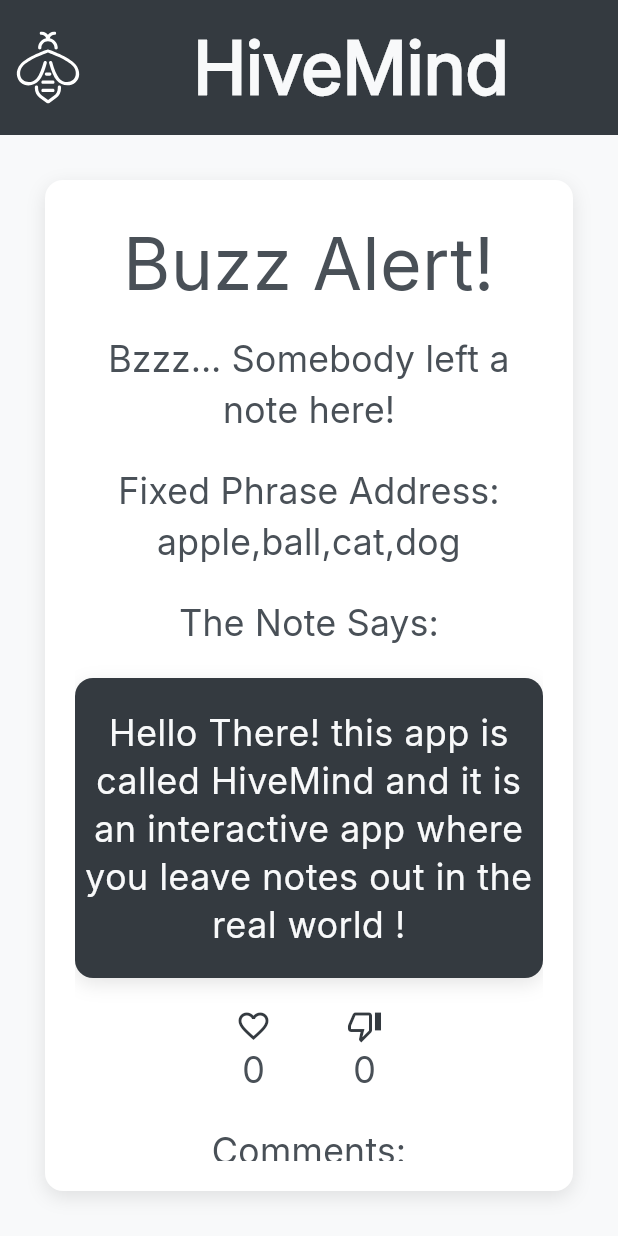
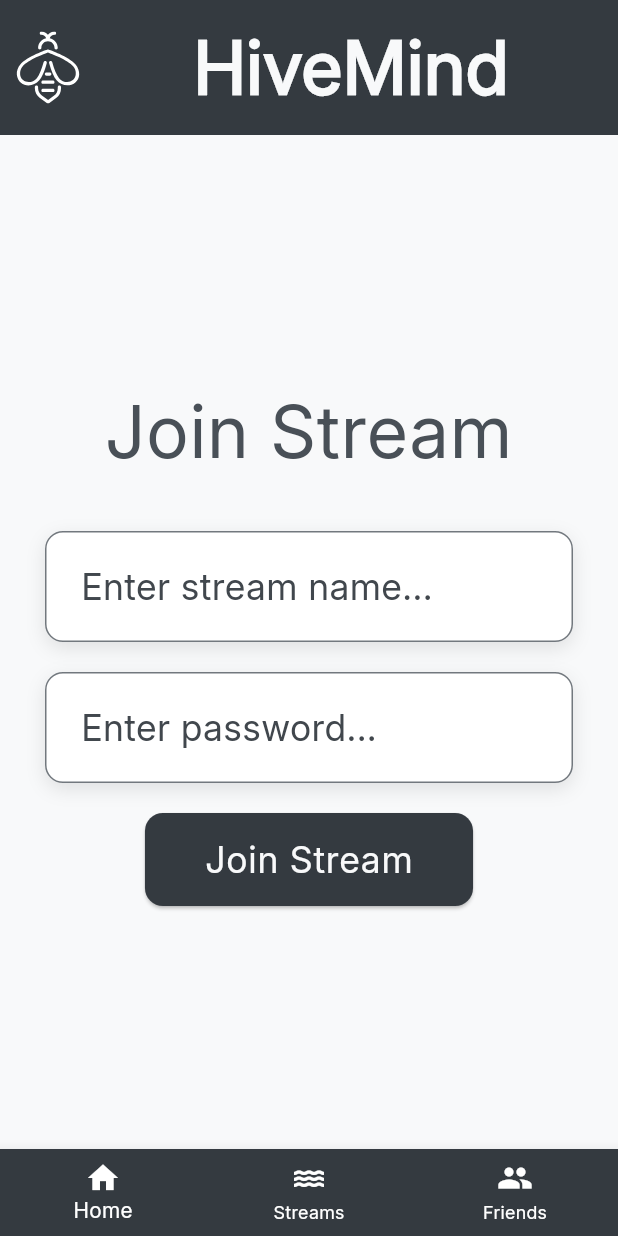
Before and after one commit to lepton23/stacshack25, a Flutter app: the screen it shows after launch, on a phone screen of 412 x 824 dp. Run offline on Flutter 3.47's test engine with Material 3 defaults, Android fonts, the phone set to English and light mode, and no system bars; our stand-ins replace flutter_svg, geolocator; missing offline and left inert: what3words.

Commit message:
all screens should be done now!!!!

```diff
--- a/hivemind_beta/lib/main.dart
+++ b/hivemind_beta/lib/main.dart
@@ -1,6 +1,12 @@
 import 'package:flutter/material.dart';
 import 'views/widgets/top_bar.dart';
 import 'views/widgets/buzz_alert.dart';
+import 'views/widgets/bottom_bar.dart';
+import 'views/screens/home.dart';
+import 'views/screens/friends.dart';
+import 'views/screens/friend_request_sent.dart';
+import 'views/screens/stream_joined.dart';
+import 'views/screens/stream.dart';
 // Define color constants
 const lightColor = Color(0xFFF8F9FA);
 const darkColor = Color(0xFF343A40);
@@ -56,9 +62,10 @@ class _MyHomePageState extends State<MyHomePage> {
       body: Container(
         color: Theme.of(context).colorScheme.background,
         child: const Center(
-          child: BuzzAlert(note: 'Hello There! this app is called HiveMind and it is an interactive app where you leave notes out in the real world !', likes: 0, comments: ['comment1', 'comment2', 'comment3'], dislikes: 0, fixedPhraseAddress: 'apple,ball,cat,dog'),
+          child: StreamPage(),
         ),
       ),
+      bottomNavigationBar: BottomBar(),
     );
   }
 }
--- /dev/null
+++ b/hivemind_beta/lib/views/screens/stream.dart
@@ -0,0 +1,110 @@
+import 'package:flutter/material.dart';
+
+class StreamPage extends StatefulWidget {
+  const StreamPage({super.key});
+
+  @override
+  State<StreamPage> createState() => _StreamPageState();
+}
+
+class _StreamPageState extends State<StreamPage> {
+  final TextEditingController _streamNameController = TextEditingController();
+  final TextEditingController _passwordController = TextEditingController();
+
+  @override
+  void dispose() {
+    _streamNameController.dispose();
+    _passwordController.dispose();
+    super.dispose();
+  }
+
+  @override
+  Widget build(BuildContext context) {
+    return Scaffold(
+      body: Container(
+        color: Theme.of(context).colorScheme.background,
+        padding: const EdgeInsets.all(30),
+        child: Column(
+          mainAxisAlignment: MainAxisAlignment.center,
+          children: [
+            Text(
+              'Join Stream',
+              style: Theme.of(context).textTheme.bodyLarge,
+              textAlign: TextAlign.center,
+            ),
+            const SizedBox(height: 30),
+            Container(
+              decoration: BoxDecoration(
+                color: Theme.of(context).colorScheme.surface,
+                borderRadius: BorderRadius.circular(12),
+                boxShadow: [
+                  BoxShadow(
+                    color: Colors.black.withOpacity(0.1),
+                    spreadRadius: 0,
+                    blurRadius: 10,
+                    offset: const Offset(0, 4),
+                  ),
+                ],
+              ),
+              child: TextField(
+                controller: _streamNameController,
+                decoration: InputDecoration(
+                  hintText: 'Enter stream name...',
+                  border: OutlineInputBorder(
+                    borderRadius: BorderRadius.circular(12),
+                  ),
+                  contentPadding: const EdgeInsets.all(20),
+                ),
+                style: Theme.of(context).textTheme.bodyMedium,
+              ),
+            ),
+            const SizedBox(height: 20),
+            Container(
+              decoration: BoxDecoration(
+                color: Theme.of(context).colorScheme.surface,
+                borderRadius: BorderRadius.circular(12),
+                boxShadow: [
+                  BoxShadow(
+                    color: Colors.black.withOpacity(0.1),
+                    spreadRadius: 0,
+                    blurRadius: 10,
+                    offset: const Offset(0, 4),
+                  ),
+                ],
+              ),
+              child: TextField(
+                controller: _passwordController,
+                obscureText: true,
+                decoration: InputDecoration(
+                  hintText: 'Enter password...',
+                  border: OutlineInputBorder(
+                    borderRadius: BorderRadius.circular(12),
+                  ),
+                  contentPadding: const EdgeInsets.all(20),
+                ),
+                style: Theme.of(context).textTheme.bodyMedium,
+              ),
+            ),
+            const SizedBox(height: 20),
+            ElevatedButton(
+              onPressed: () {
+                // TODO: Implement stream joining
+              },
+              style: ElevatedButton.styleFrom(
+                backgroundColor: Theme.of(context).colorScheme.primary,
+                padding: const EdgeInsets.symmetric(horizontal: 40, vertical: 15),
+                shape: RoundedRectangleBorder(
+                  borderRadius: BorderRadius.circular(12),
+                ),
+              ),
+              child: Text(
+                'Join Stream',
+                style: Theme.of(context).textTheme.labelMedium,
+              ),
+            ),
+          ],
+        ),
+      ),
+    );
+  }
+}
```
Also changed, not shown: hivemind_beta/lib/views/screens/friend_request_sent.dart (added, +29 -0 lines), hivemind_beta/lib/views/screens/friends.dart (added, +79 -0 lines), hivemind_beta/lib/views/screens/log_in.dart (added, +110 -0 lines), hivemind_beta/lib/views/screens/stream_joined.dart (added, +29 -0 lines).
